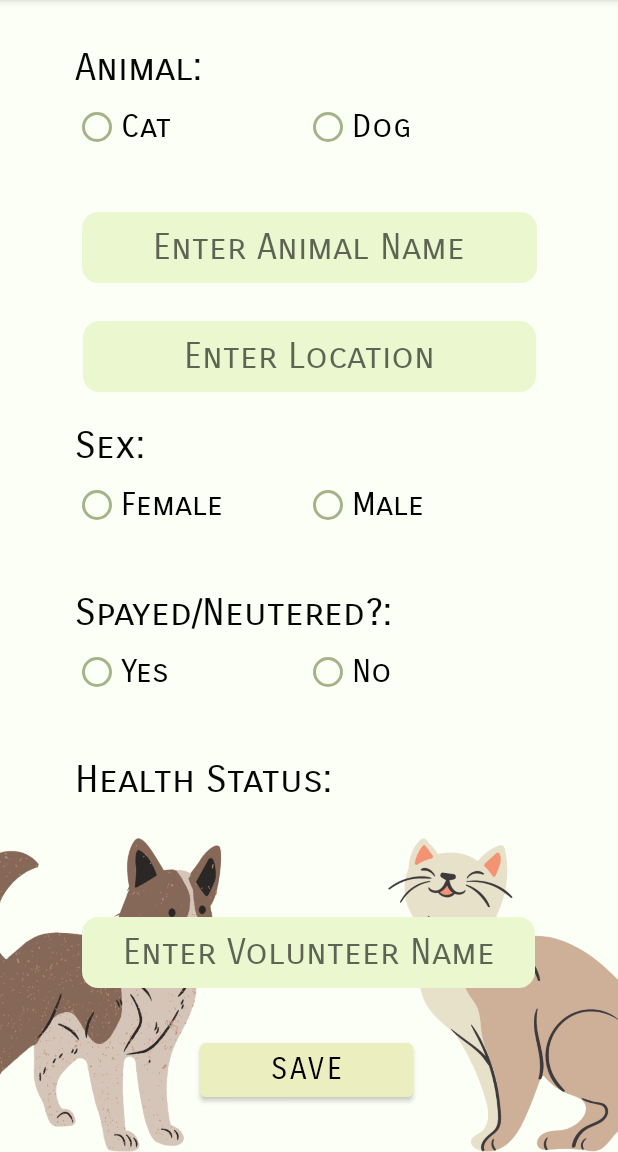
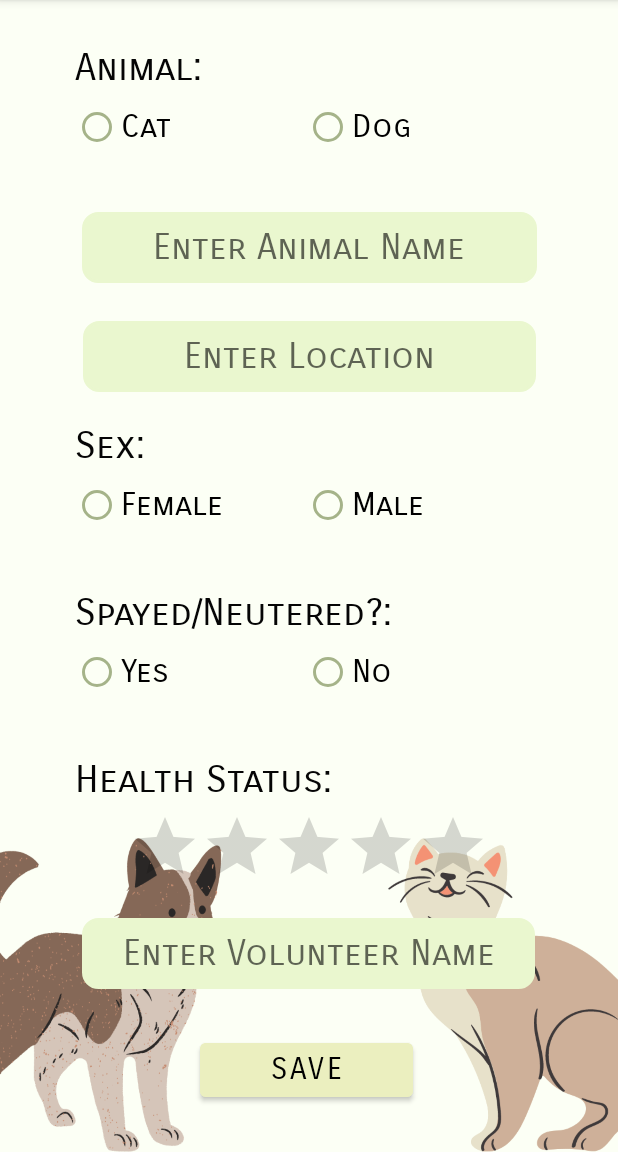
Before and after one commit to eunseolee00/strayAnimalRecords, an Android app: the EditorActivity screen opened directly, with no data from a screen before it, on a phone screen of 412 x 824 dp, the part 84-1236 px from its top. Run offline under Robolectric (Android 15) with nearby library versions, the phone set to English and light mode, and no system bars.

Commit message:
rating bar added

```diff
--- a/app/src/main/res/layout/activity_editor.xml
+++ b/app/src/main/res/layout/activity_editor.xml
@@ -56,7 +56,7 @@
         android:id="@+id/volunteerName"
         android:layout_width="302dp"
         android:layout_height="47dp"
-        android:layout_marginTop="76dp"
+        android:layout_marginTop="14dp"
         android:background="@drawable/round"
         android:backgroundTint="#EAF7CF"
         android:ems="15"
@@ -69,7 +69,7 @@
         app:layout_constraintEnd_toEndOf="parent"
         app:layout_constraintHorizontal_bias="0.495"
         app:layout_constraintStart_toStartOf="parent"
-        app:layout_constraintTop_toBottomOf="@+id/textView7" />
+        app:layout_constraintTop_toBottomOf="@+id/ratingBar" />
 
     <EditText
         android:id="@+id/location"
@@ -232,4 +232,16 @@
         app:layout_constraintStart_toStartOf="parent"
         app:layout_constraintTop_toBottomOf="@+id/volunteerName" />
 
+    <RatingBar
+        android:id="@+id/ratingBar"
+        android:layout_width="wrap_content"
+        android:layout_height="wrap_content"
+        android:layout_marginTop="5dp"
+        android:backgroundTint="#EAF7CF"
+        android:progressTint="#FFC107"
+        app:layout_constraintEnd_toEndOf="parent"
+        app:layout_constraintHorizontal_bias="0.5"
+        app:layout_constraintStart_toStartOf="parent"
+        app:layout_constraintTop_toBottomOf="@+id/textView7" />
+
 </androidx.constraintlayout.widget.ConstraintLayout>
```
Also changed, not shown: app/src/main/res/layout/activity_add.xml (+13 -0 lines).
